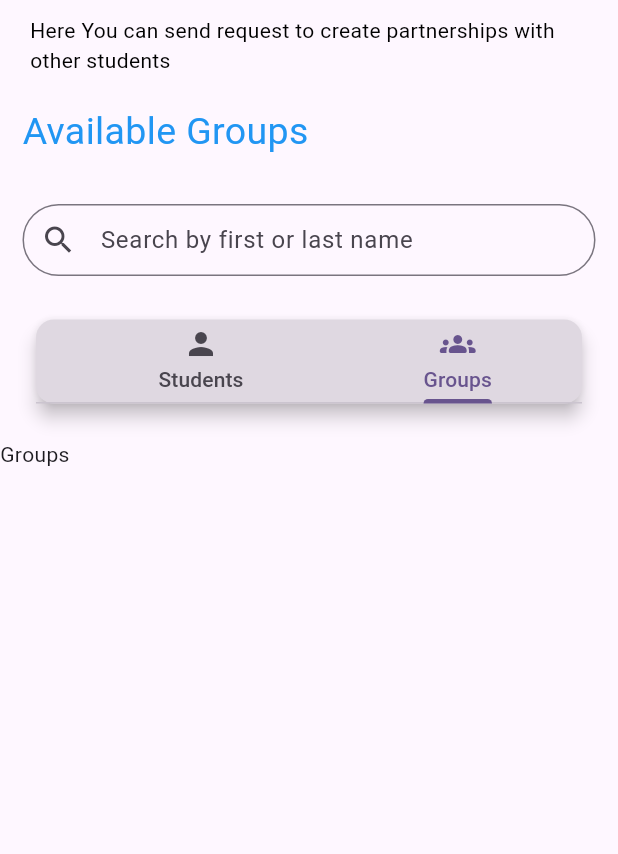
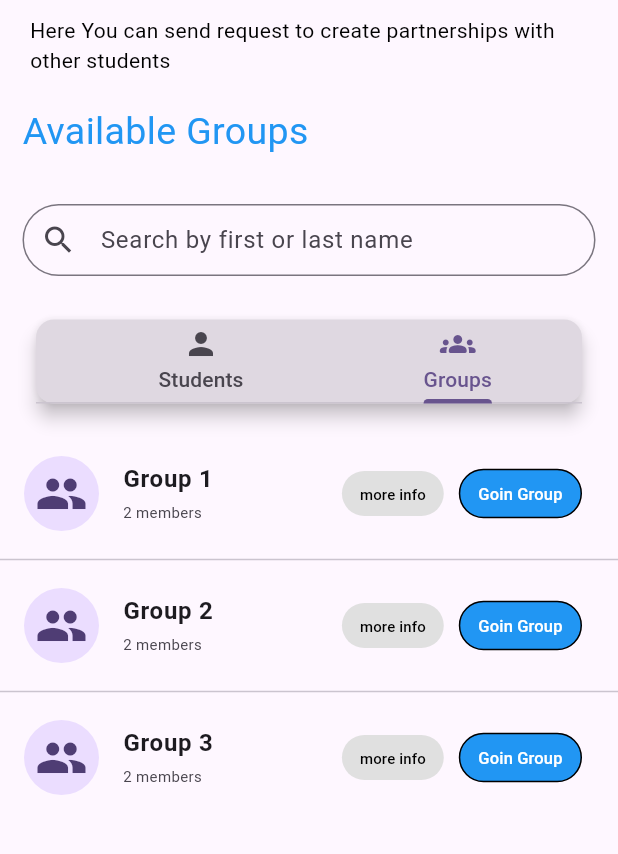
Before and after one commit to Omar-Qaneer/LetsGraduate_Mobile, a Flutter app: the FindPartners screen opened directly, tab 2 chosen, on a phone screen of 412 x 824 dp, the part 87-941 px from its top. Run offline on Flutter 3.47's test engine with Material 3 defaults, Android fonts, the phone set to English and light mode, and no system bars; our stand-ins replace flutter_otp_text_field, get, shared_preferences; accounts and stored records are empty.

Commit message:
Build FindPartners Page part 8
Add CustomGroupsView to view list of groups

```diff
--- a/lib/controller/student/findpartners_controller.dart
+++ b/lib/controller/student/findpartners_controller.dart
@@ -6,6 +6,7 @@ abstract class FindPartnerController extends GetxController
     with GetSingleTickerProviderStateMixin {
   void findPartners();
   void goToStudentDetailsPage(var student);
+  void goToGrouptDetailsPage(var group);
   void setPageIndex(int newIndex);
 }
 
@@ -53,4 +54,9 @@ class FindPartnerControllerImp extends FindPartnerController {
   void goToStudentDetailsPage(student) {
     Get.toNamed(AppRoute.studentDetails, arguments: student);
   }
+
+  @override
+  void goToGrouptDetailsPage(group) {
+    Get.toNamed(AppRoute.groupDetails, arguments: group);
+  }
 }
--- a/lib/view/screen/supervisor/mygroups/groupdetails.dart
+++ b/lib/core/shared/groupdetails.dart
@@ -9,7 +9,7 @@ class GroupDetails extends StatelessWidget {
 
   @override
   Widget build(BuildContext context) {
-    MyGroupsControllerImp controller = Get.find();
+    MyGroupsControllerImp controller = Get.put(MyGroupsControllerImp());
     final group = Get.arguments;
     return Scaffold(
         appBar: AppBar(
--- a/lib/routes.dart
+++ b/lib/routes.dart
@@ -10,7 +10,7 @@ import 'package:flutter_application_1/view/screen/auth/success_signup.dart';
 import 'package:flutter_application_1/view/screen/auth/verifyemailsignup.dart';
 import 'package:flutter_application_1/view/screen/student/student_homescreen.dart';
 import 'package:flutter_application_1/view/screen/supervisor/evaluategroups.dart';
-import 'package:flutter_application_1/view/screen/supervisor/mygroups/groupdetails.dart';
+import 'package:flutter_application_1/core/shared/groupdetails.dart';
 import 'package:flutter_application_1/core/shared/custom_studentdetails.dart';
 import 'package:flutter_application_1/view/screen/supervisor/supervisorhomescreen.dart';
 
--- a/lib/view/screen/student/findpartners.dart
+++ b/lib/view/screen/student/findpartners.dart
@@ -1,5 +1,6 @@
 import 'package:flutter/material.dart';
 import 'package:flutter_application_1/controller/student/findpartners_controller.dart';
+import 'package:flutter_application_1/view/widget/student/findpartners/custom_groupsview.dart';
 import 'package:flutter_application_1/view/widget/student/findpartners/custom_studentsview.dart';
 import 'package:flutter_application_1/view/widget/student/findpartners/custom_tabbar_student.dart';
 import 'package:flutter_application_1/view/widget/supervisor/customsearchbar.dart';
@@ -110,7 +111,7 @@ class FindPartners extends StatelessWidget {
                   controller: controller.findPartnerTabController,
                   children: [
                     CustomStudentsView(students: students),
-                    const Text("Groups"),
+                    const CustomGroupsView()
                   ],
                 ),
               ),
--- a/lib/view/screen/student/mypartners.dart
+++ b/lib/view/screen/student/mypartners.dart
@@ -83,8 +83,8 @@ class MyPartners extends StatelessWidget {
                       controller.goToStudentDetailsPage(student);
                     },
                     child: CustomListTileStudent(
-                      name: student['name'].toString(),
-                      email: student['email'].toString(),
+                      title: student['name'].toString(),
+                      subtitle: student['email'].toString(),
                       widget: const Icon(
                         Icons.account_circle,
                         size: 45,
--- a/lib/view/widget/student/custom_listtile.dart
+++ b/lib/view/widget/student/custom_listtile.dart
@@ -2,16 +2,16 @@ import 'package:flutter/material.dart';
 import 'package:flutter_application_1/view/widget/student/findpartners/custom_trailing.dart';
 
 class CustomListTileStudent extends StatelessWidget {
-  final String name;
-  final String email;
+  final String title;
+  final String subtitle;
   final String pageName;
   final Widget widget;
   final void Function()? onPressed1;
   final void Function()? onPressed2;
   const CustomListTileStudent({
     super.key,
-    required this.name,
-    required this.email,
+    required this.title,
+    required this.subtitle,
     required this.widget,
     required this.pageName,
     this.onPressed1,
@@ -26,13 +26,13 @@ class CustomListTileStudent extends StatelessWidget {
         child: widget,
       ),
       title: Text(
-        name,
+        title,
         style: TextStyle(
-            fontSize: pageName == "MyPartners" ? 16 : 12,
+            fontSize: pageName == "StudentsView" ? 12 : 16,
             fontWeight: FontWeight.bold),
       ),
       subtitle: Text(
-        email,
+        subtitle,
         style: const TextStyle(fontSize: 10),
       ),
       trailing: pageName == "MyPartners"
--- /dev/null
+++ b/lib/view/widget/student/findpartners/custom_groupsview.dart
@@ -0,0 +1,95 @@
+import 'package:flutter/material.dart';
+import 'package:flutter_application_1/controller/student/findpartners_controller.dart';
+import 'package:flutter_application_1/view/widget/student/custom_listtile.dart';
+import 'package:get/get.dart';
+
+class CustomGroupsView extends StatelessWidget {
+  const CustomGroupsView({
+    super.key,
+  });
+
+  @override
+  Widget build(BuildContext context) {
+    final groups = [
+      {
+        {
+          "name": 'Omar Qaneer',
+          "number": 11925044,
+          "department": 'Computer Engineering',
+          "email": 'omarqaner@gmail.co',
+          "mobileNumber": 05954698745,
+          "address": 'Nablus',
+        },
+        {
+          "name": 'Jamal SaadEddin',
+          "number": 12345678,
+          "department": 'Computer Engineering',
+          "email": 'jamal@gmail.co',
+          "mobileNumber": 05954698745,
+          "address": 'Nablus',
+        }
+      },
+      {
+        {
+          "name": 'Obaida Aws',
+          "number": 119236866,
+          "department": 'Computer Engineering',
+          "email": 'obaidaaws@gmail.co',
+          "mobileNumber": 05954698745,
+          "address": 'Jenin',
+        },
+        {
+          "name": 'Abdallah Ads',
+          "number": 11945177,
+          "department": 'Computer Engineering',
+          "email": 'abdallahads@gmail.co',
+          "mobileNumber": 05954698745,
+          "address": 'Jenin',
+        },
+      },
+      {
+        {
+          "name": 'Omar Quzmar',
+          "number": 11924055,
+          "department": 'Computer Engineering',
+          "email": 'omarquzmar@gmail.co',
+          "mobileNumber": 05954698745,
+          "address": 'Jenin',
+        },
+        {
+          "name": 'Yahia Arafat',
+          "number": 11825047,
+          "department": 'Computer Engineering',
+          "email": 'yahiaarafat@gmail.co',
+          "mobileNumber": 05954698745,
+          "address": 'Jenin',
+        }
+      }
+    ];
+    FindPartnerControllerImp controller = Get.put(FindPartnerControllerImp());
+    return ListView.separated(
+      physics: const ScrollPhysics(),
+      shrinkWrap: true,
+      itemCount: groups.length,
+      itemBuilder: (context, index) {
+        final group = groups[index];
+        return CustomListTileStudent(
+          title: "Group ${index + 1}",
+          subtitle: "${group.length} members",
+          pageName: 'GroupsView',
+          widget: const Icon(
+            Icons.group,
+            size: 35,
+          ),
+          onPressed1: () {
+            controller.goToGrouptDetailsPage(group);
+          },
+          onPressed2: () {},
+        );
+      },
+      separatorBuilder: (BuildContext context, int index) {
+        return const Divider();
+      },
+    );
+  }
+}
--- a/lib/view/widget/student/findpartners/custom_studentsview.dart
+++ b/lib/view/widget/student/findpartners/custom_studentsview.dart
@@ -17,9 +17,9 @@ class CustomStudentsView extends StatelessWidget {
       itemBuilder: (context, index) {
         final student = students[index];
         return CustomListTileStudent(
-          name: student['name'].toString(),
-          email: student['email'].toString(),
-          pageName: 'FindPartners',
+          title: student['name'].toString(),
+          subtitle: student['email'].toString(),
+          pageName: 'StudentsView',
           widget: const Icon(
             Icons.account_circle,
             size: 45,
```
